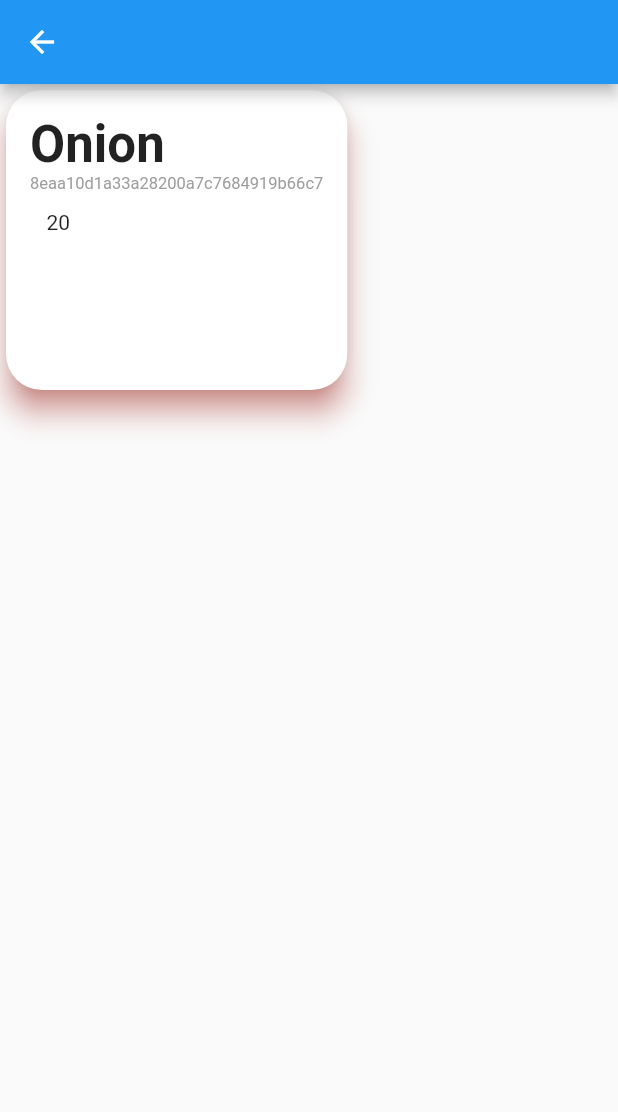
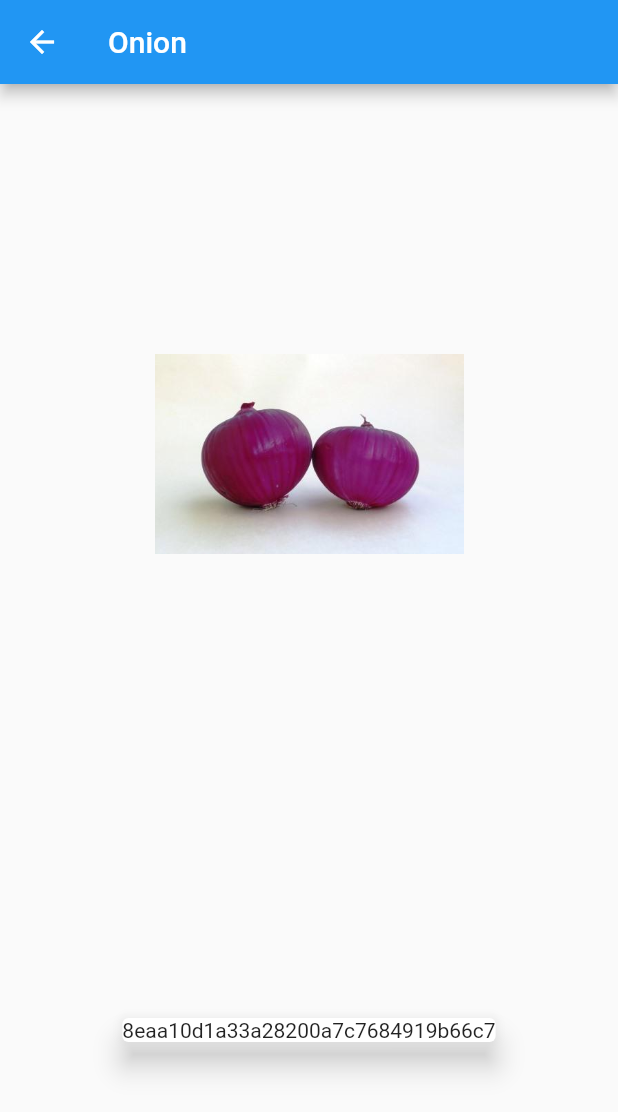
Before and after one commit to lonewolf2799/Abcd, a Flutter app: the screen it shows after launch, after a tap on "Onion", on a phone screen of 412 x 824 dp. Shown: the top 1112 px of the screen. Run offline on Flutter 3.47's test engine with Material 2 defaults, Android fonts, the phone set to English and light mode, and no system bars; network calls fail.

Commit message:
new layout for crops with images as well as fallback image

```diff
--- a/lib/main.dart
+++ b/lib/main.dart
@@ -1,4 +1,3 @@
-import 'package:agriman/templates/plant_data.dart';
 import 'package:flutter/material.dart';
 import 'package:agriman/home_page.dart';
 import 'package:agriman/templates/user_info_page.dart';
@@ -21,7 +20,6 @@ class MyApp extends StatelessWidget {
         '/user_info': (context) => UserInfo(),
         '/weather': (context) => Weather(),
         '/crops': (context) => CropList(),
-        '/crop_data': (context) => PlantData(),
         '/login': (context) => LoginPage(),
         '/register': (context) => Registration(),
       },
--- a/lib/models/plant_model.dart
+++ b/lib/models/plant_model.dart
@@ -23,9 +23,10 @@ class PlantModel {
     this.realTimeStatus.currTemp = temperature;
   }
 
-  PlantModel(String id, String name) {
+  PlantModel(String id, String name, bool imageGiven) {
     this.id = id;
     this.name = name;
+    this.imageStr = imageGiven ? 'assets/vegetables/${name.toLowerCase()}.jpg' : 'assets/vegetables/fallback.jpg';
     this.facts = [];
   }
 
--- a/lib/templates/crops.dart
+++ b/lib/templates/crops.dart
@@ -1,4 +1,5 @@
 import 'package:agriman/models/plant_model.dart';
+import 'package:agriman/templates/plant_data.dart';
 import 'package:flutter/material.dart';
 import 'package:crypto/crypto.dart';
 import 'dart:convert';
@@ -15,7 +16,7 @@ class _CropListState extends State<CropList>
   late AnimationController _controller;
   var str;
   final cropname = TextEditingController();
-  List<String> cropNames = ['Onion', 'Tomato', 'Radish', 'Pumpkins'];
+  List<String> cropNames = ['Onion', 'EggPlant'];
 
   List<PlantModel> crops = [];
 
@@ -25,7 +26,7 @@ class _CropListState extends State<CropList>
     _controller = AnimationController(vsync: this);
 
     for (String s in cropNames) {
-      cropAdder(s);
+      cropAdder(s, true);
     }
   }
 
@@ -35,10 +36,41 @@ class _CropListState extends State<CropList>
     super.dispose();
   }
 
-  void cropAdder(String s) {
+  void cropAdder(String s, bool imageGiven) {
     var bytes = utf8.encode(s);
     Digest md5res = md5.convert(bytes);
-    crops.add(new PlantModel(md5res.toString(), s));
+    crops.add(new PlantModel(md5res.toString(), s, imageGiven));
+  }
+
+  Widget PlantCell(
+    BuildContext context,
+    int index,
+  ) {
+    return GestureDetector(
+        onTap: () {
+          Navigator.push(context,
+              MaterialPageRoute(builder: (context) => PlantData(crops[index])));
+        },
+        child: Card(
+          margin: const EdgeInsets.all(16),
+          child: Row(
+            children: [
+              Hero(
+                  tag: crops[index],
+                  child: Image.asset(crops[index].imageStr,
+                      width: 150, height: 150)),
+              const SizedBox(
+                width: 16,
+              ),
+              Text(crops[index].name,
+                  style: TextStyle(
+                    fontSize: 18,
+                    fontWeight: FontWeight.bold,
+                  )),
+              const Icon(Icons.navigate_next, color: Colors.black38),
+            ],
+          ),
+        ));
   }
 
   late PlantModel model;
@@ -54,9 +86,15 @@ class _CropListState extends State<CropList>
         ),
         backgroundColor: Colors.lightGreen,
       ),
-      body: Column(
-          crossAxisAlignment: CrossAxisAlignment.stretch,
-          children: crops.map((crop) => CropCard(data: crop)).toList()),
+      body: Center(
+        child: Stack(
+          children: [
+            ListView.builder(
+                itemCount: crops.length,
+                itemBuilder: (context, index) => PlantCell(context, index))
+          ],
+        ),
+      ),
       floatingActionButton: FloatingActionButton(
         onPressed: () {
           showModalBottomSheet<void>(
@@ -78,7 +116,7 @@ class _CropListState extends State<CropList>
                         } else {
                           str = cropname.text;
                           setState(() {
-                            cropAdder(str);
+                            cropAdder(str, false);
                           });
                           ScaffoldMessenger.of(context).showSnackBar(SnackBar(
                             content: Text('$str Added'),
--- a/lib/templates/plant_data.dart
+++ b/lib/templates/plant_data.dart
@@ -1,46 +1,44 @@
 import 'package:agriman/models/plant_model.dart';
 import 'package:flutter/material.dart';
 
+// ignore: must_be_immutable
 class PlantData extends StatefulWidget {
+  late PlantModel _model;
+  PlantData(PlantModel model, {Key? key}) : super(key: key) {
+    _model = model;
+  }
+
   @override
-  State<PlantData> createState() => _PlantDataState();
+  _PlantDataState createState() => _PlantDataState(_model);
 }
 
-Widget buildCard(PlantModel model) => Card(
-    shadowColor: Colors.red,
-    clipBehavior: Clip.antiAlias,
-    elevation: 8,
-    shape: RoundedRectangleBorder(borderRadius: BorderRadius.circular(24)),
-    child: Container(
-      decoration: BoxDecoration(),
-      padding: EdgeInsets.all(16),
-      height: 200,
-      child: Column(
-        crossAxisAlignment: CrossAxisAlignment.start,
-        children: [
-          Text(
-            model.name,
-            style: TextStyle(fontSize: 34, fontWeight: FontWeight.bold),
-          ),
-          Text(
-            model.id,
-            style: TextStyle(fontSize: 11, color: Colors.grey),
-          ),
-          Container(
-            padding: EdgeInsets.all(11),
-            child: Text(model.realTimeStatus.humidity.toString()),
-          )
-        ],
-      ),
-    ));
-
 class _PlantDataState extends State<PlantData> {
-  late PlantModel data;
-  Map<String, PlantModel> m = {};
+  late PlantModel model;
+  _PlantDataState(PlantModel model) {
+    this.model = model;
+  }
   @override
   Widget build(BuildContext context) {
-    m = ModalRoute.of(context)!.settings.arguments as Map<String, PlantModel>;
-    data = m['data'] as PlantModel;
-    return Scaffold(appBar: AppBar(), body: buildCard(data));
+    return Scaffold(
+      appBar: AppBar(
+        title: Text(model.name),
+      ),
+      body: Center(
+        child: Column(
+          mainAxisAlignment: MainAxisAlignment.spaceAround,
+          children: [
+            Hero(
+                tag: model,
+                child: Transform.scale(
+                    scale: 0.5, child: Image.asset(model.imageStr))),
+            Card(
+              elevation: 8,
+              margin: const EdgeInsets.all(16.0),
+              child: Text(model.id),
+            )
+          ],
+        ),
+      ),
+    );
   }
 }
--- a/lib/templates/plant_details.dart
+++ /dev/null
@@ -1,27 +0,0 @@
-import 'package:flutter/material.dart';
-import '../models/plant_model.dart';
-
-/// Adding the template UI for each entity at level 1
-
-class PlantDetail extends StatefulWidget {
-  const PlantDetail({Key? key}) : super(key: key);
-  @override
-  _PlantDetailState createState() => _PlantDetailState();
-}
-
-class _PlantDetailState extends State<PlantDetail> {
-  PlantModel plantModel = PlantModel("", "");
-  @override
-  void initState() {
-    super.initState();
-  }
-
-  @override
-  Widget build(BuildContext context) {
-    return Scaffold(
-      appBar: AppBar(
-        title: Text('Plant Data'),
-      ),
-    );
-  }
-}
--- a/pubspec.yaml
+++ b/pubspec.yaml
@@ -33,7 +33,6 @@ dependencies:
   mongo_dart: ^0.7.2
   crypto: any
   path: ^1.6.2
-  path_provider: ^2.0.6
 
 dev_dependencies:
   flutter_test:
@@ -53,6 +52,7 @@ flutter:
   # To add assets to your application, add an assets section, like this:
   assets:
     - assets/textFiles/
+    - assets/vegetables/
 
   # An image asset can refer to one or more resolution-specific "variants", see
   # https://flutter.dev/assets-and-images/#resolution-aware.
```
Also changed, not shown: assets/vegetables/eggplant.jpg (added), assets/vegetables/fallback.jpg (added), assets/vegetables/onion.jpg (added), pubspec.lock.
